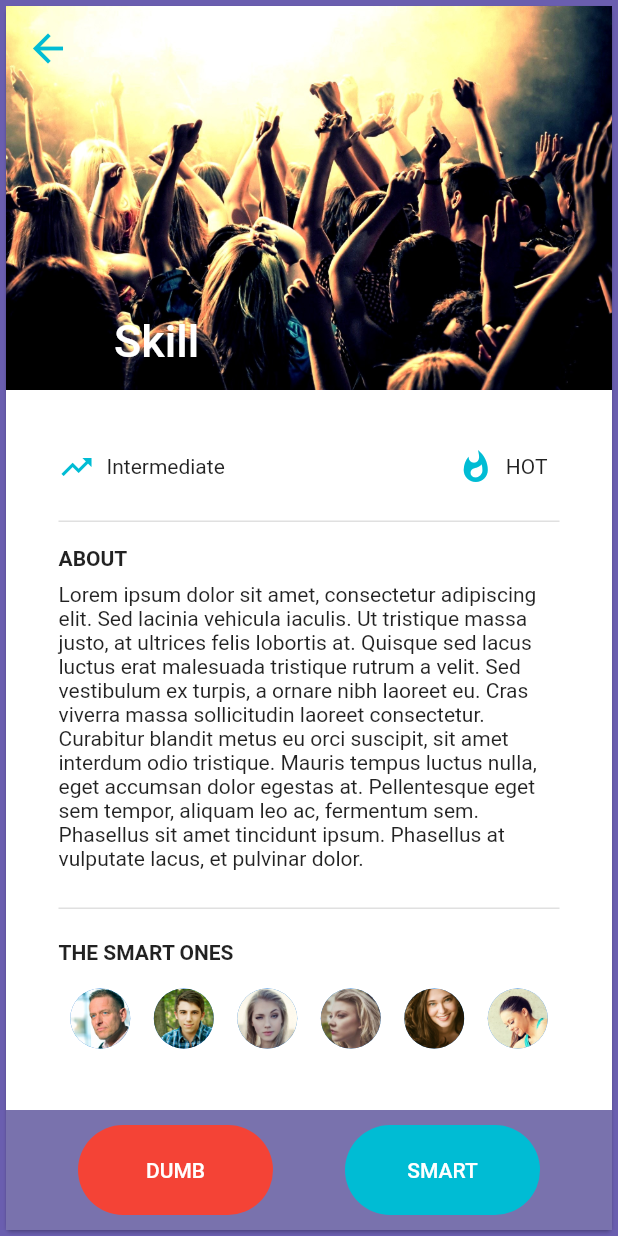
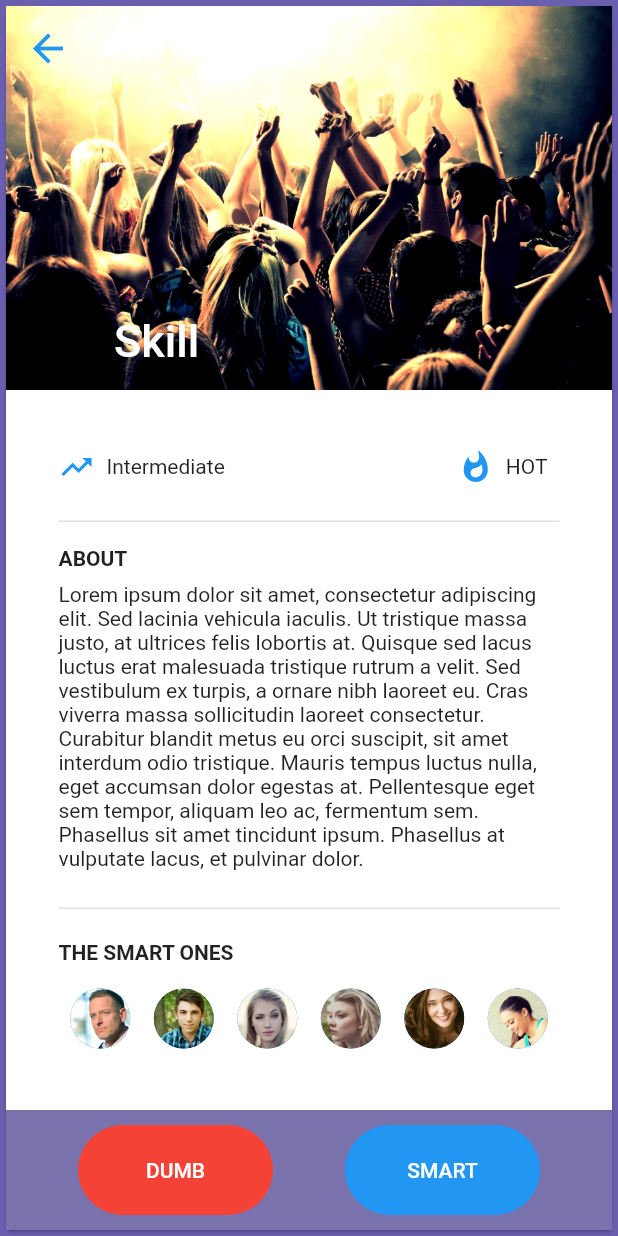
Before and after one commit to austingalyon/flutter_flock, a Flutter app: the Experience screen opened directly, after a tap on "DUMB", on a phone screen of 412 x 824 dp. Run offline on Flutter 3.47's test engine with Material 2 defaults, Android fonts, the phone set to English and light mode, and no system bars; our stand-ins replace font_awesome_flutter.

Commit message:
Switching colors to theme

```diff
--- a/lib/screens/experience.dart
+++ b/lib/screens/experience.dart
@@ -132,7 +132,7 @@ class ExperienceState extends State<Experience> with TickerProviderStateMixin {
     return (Scaffold(
         appBar: AppBar(
           elevation: 0.0,
-          backgroundColor: Color(0xff01A0C7),
+          backgroundColor: Theme.of(context).primaryColor,
           centerTitle: true,
           leading: GestureDetector(
             onTap: () => Navigator.push(
@@ -141,7 +141,7 @@ class ExperienceState extends State<Experience> with TickerProviderStateMixin {
               margin: const EdgeInsets.all(15.0),
               child: Icon(
                 Icons.portrait,
-                color: Colors.cyan,
+                color: Theme.of(context).primaryColorDark,
                 size: 30.0,
               ),
             ),
@@ -154,7 +154,7 @@ class ExperienceState extends State<Experience> with TickerProviderStateMixin {
                   margin: const EdgeInsets.all(15.0),
                   child: Icon(
                     Icons.drafts,
-                    color: Colors.cyan,
+                    color: Theme.of(context).primaryColorDark,
                     size: 30.0,
                   )),
             ),
--- a/lib/screens/experience/activeCard.dart
+++ b/lib/screens/experience/activeCard.dart
@@ -121,7 +121,7 @@ Positioned cardDemo(
                                     width: 130.0,
                                     alignment: Alignment.center,
                                     decoration: BoxDecoration(
-                                      color: Colors.cyan,
+                                      color: Theme.of(context).primaryColor,
                                       borderRadius:
                                           BorderRadius.circular(60.0),
                                     ),
--- a/lib/screens/experience/detail.dart
+++ b/lib/screens/experience/detail.dart
@@ -100,7 +100,7 @@ class _DetailPageState extends State<DetailPage> with TickerProviderStateMixin {
                           },
                           icon: Icon(
                             Icons.arrow_back,
-                            color: Colors.cyan,
+                            color: Theme.of(context).primaryColor,
                             size: 30.0,
                           ),
                         ),
@@ -150,7 +150,7 @@ class _DetailPageState extends State<DetailPage> with TickerProviderStateMixin {
                                           children: <Widget>[
                                             Icon(
                                               Icons.trending_up,
-                                              color: Colors.cyan,
+                                              color: Theme.of(context).primaryColor,
                                             ),
                                             Padding(
                                               padding:
@@ -163,7 +163,7 @@ class _DetailPageState extends State<DetailPage> with TickerProviderStateMixin {
                                           children: <Widget>[
                                             Icon(
                                               Icons.whatshot,
-                                              color: Colors.cyan,
+                                              color: Theme.of(context).primaryColor,
                                             ),
                                             Padding(
                                               padding:
@@ -280,7 +280,7 @@ class _DetailPageState extends State<DetailPage> with TickerProviderStateMixin {
                                 width: 130.0,
                                 alignment: Alignment.center,
                                 decoration: BoxDecoration(
-                                  color: Colors.cyan,
+                                  color: Theme.of(context).primaryColor,
                                   borderRadius: BorderRadius.circular(60.0),
                                 ),
                                 child: Text(
--- a/lib/screens/experience/dummyCard.dart
+++ b/lib/screens/experience/dummyCard.dart
@@ -70,7 +70,7 @@ Positioned cardDemoDummy(
                           width: 130.0,
                           alignment: Alignment.center,
                           decoration: BoxDecoration(
-                            color: Colors.cyan,
+                            color: Theme.of(context).primaryColor,
                             borderRadius: BorderRadius.circular(60.0),
                           ),
                           child: Text(
```
